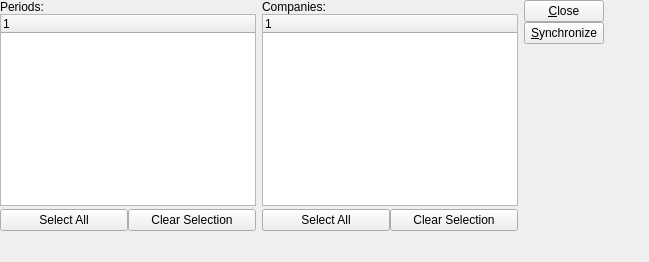
Before: the Qt Designer form guiclient/syncCompanies.ui in Pegasus-RPG/xtuple-client, drawn with Qt 5.
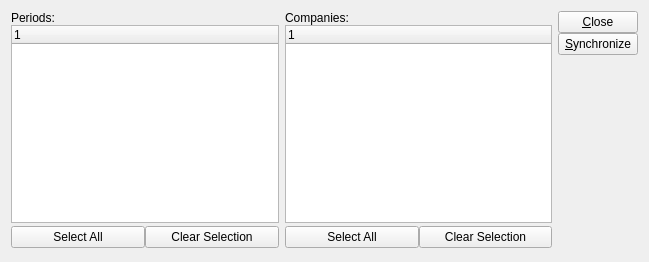
After: the same form once the commit is applied. Custom widgets are drawn as their Qt base class.

```diff
--- a/guiclient/syncCompanies.ui
+++ b/guiclient/syncCompanies.ui
@@ -12,7 +12,6 @@
   <property name="windowTitle" >
    <string>Synchronize Companies</string>
   </property>
-  <widget class="QWidget" name="centralwidget" >
    <layout class="QGridLayout" >
     <item row="0" column="0" >
      <layout class="QVBoxLayout" >
@@ -145,8 +144,6 @@
      </layout>
     </item>
    </layout>
-  </widget>
-  <widget class="QStatusBar" name="statusbar" />
  </widget>
  <customwidgets>
   <customwidget>
```
